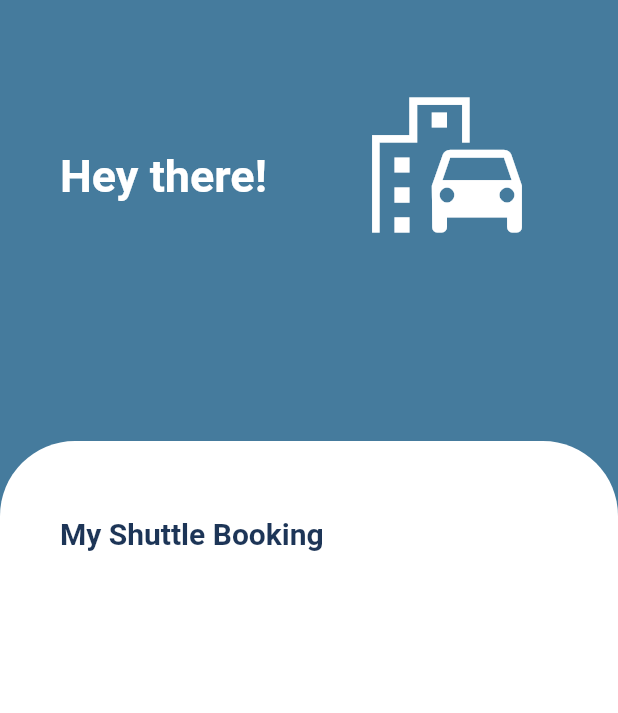
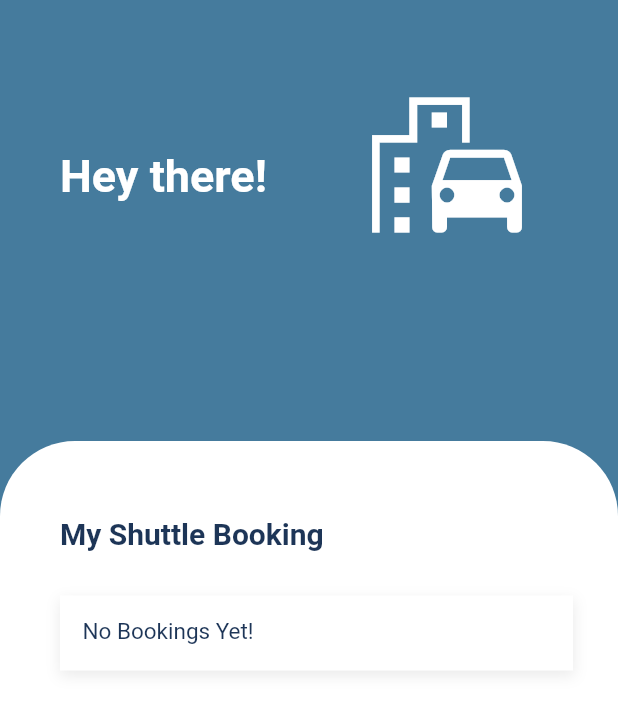
Before and after one commit to AndreaGon/ShuttleStalk, a Flutter app: the Home screen opened directly, on a phone screen of 412 x 824 dp. Shown: the top 713 px of the screen. Run offline on Flutter 3.47's test engine with Material 2 defaults, Android fonts, the light colour scheme and no system bars; our stand-ins replace cloud_firestore, firebase_auth, firebase_core, firebase_messaging, flutter_screenutil, fluttertoast and 1 more; missing offline and left inert: flutter_custom_month_picker; accounts and stored records are empty.

Commit message:
Add text when there are no bookings

```diff
--- a/lib/view/home/home_view.dart
+++ b/lib/view/home/home_view.dart
@@ -108,6 +108,31 @@ class _HomeState extends State<Home> {
                                         if(!snapshot.hasData) {
                                           return Center(child: CircularProgressIndicator());
                                         }
+
+                                        if(snapshot.data.docs.length == 0){
+                                          return Padding(
+                                            padding: EdgeInsets.only(top: 20.0),
+                                            child:  Container(
+                                              height: 50,
+                                              width: MediaQuery.of(context).size.width,
+                                              decoration: BoxDecoration(
+                                                color: Colors.white,
+                                                boxShadow: [
+                                                  BoxShadow(
+                                                    color: Colors.grey.withOpacity(0.2),
+                                                    spreadRadius: 1,
+                                                    blurRadius: 7,
+                                                    offset: Offset(0, 3), // changes position of shadow
+                                                  ),
+                                                ],
+                                              ),
+                                              child: Padding(
+                                                  padding: EdgeInsets.only(top: 15.0, left: 15.0, right: 15.0),
+                                                  child: Text("No Bookings Yet!", style: TextStyle(color: darkblue, fontSize: 15.0))
+                                              ),
+                                            ),
+                                          );
+                                        }
                                         return Expanded(child: ListView.builder(
                                             padding: const EdgeInsets.all(8),
                                             itemCount:  snapshot.data?.docs.length,
```
